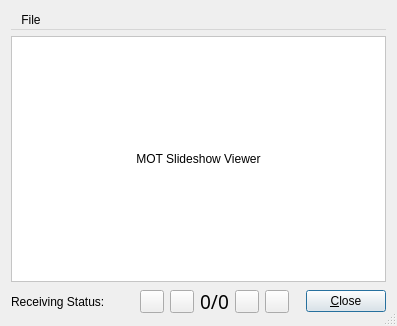
mmjee/dream-patched, file dream/src/GUI-QT/SlideShowViewer.ui: the form before one commit.
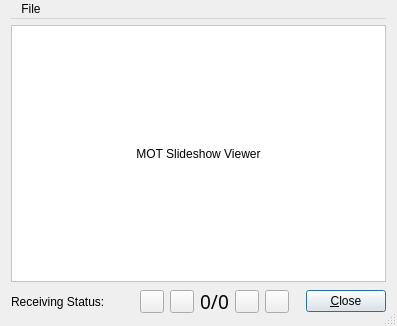
The form after the commit. Icons and pictures are not drawn. Custom widgets are drawn as their Qt base class.

Commit message: adjusted layout margin

```diff
--- a/dream/src/GUI-QT/SlideShowViewer.ui
+++ b/dream/src/GUI-QT/SlideShowViewer.ui
@@ -21,6 +21,9 @@
    <bool>true</bool>
   </property>
   <layout class="QVBoxLayout" name="verticalLayout">
+   <property name="topMargin">
+    <number>0</number>
+   </property>
    <item>
     <widget class="QMenuBar" name="menubar">
      <widget class="QMenu" name="menuFile">
```
The commit also changes 6 other files.
